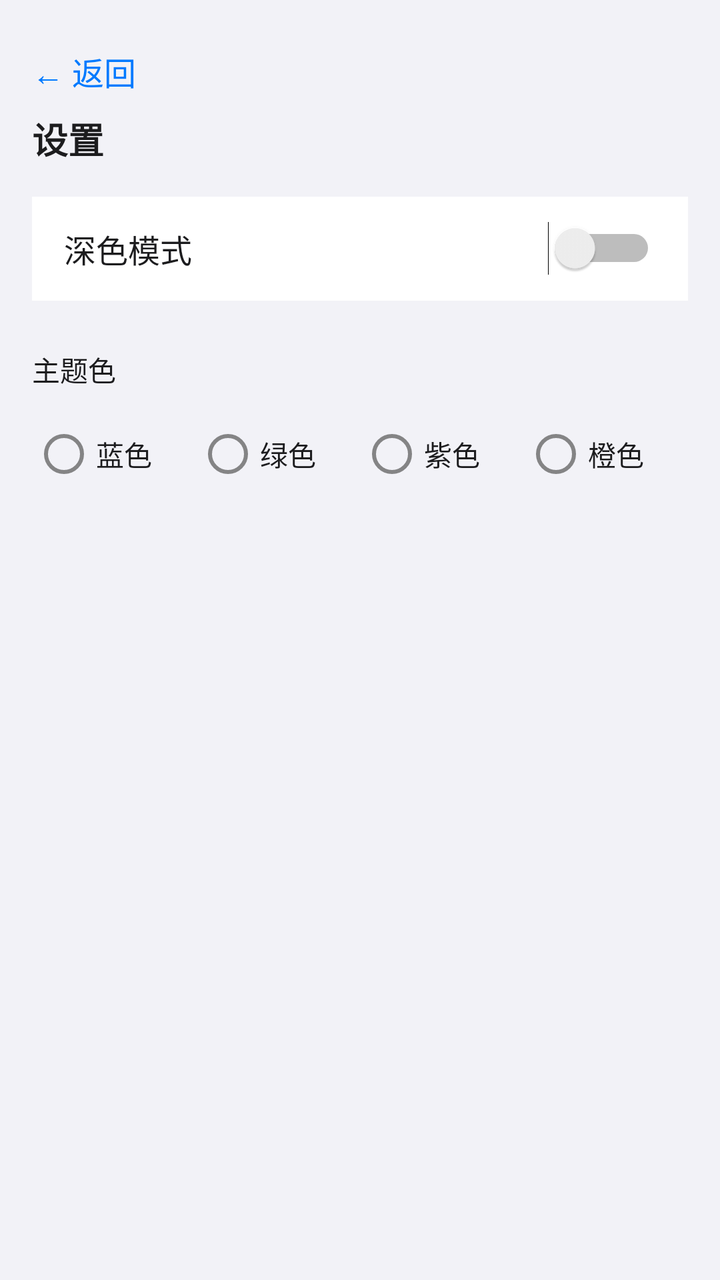
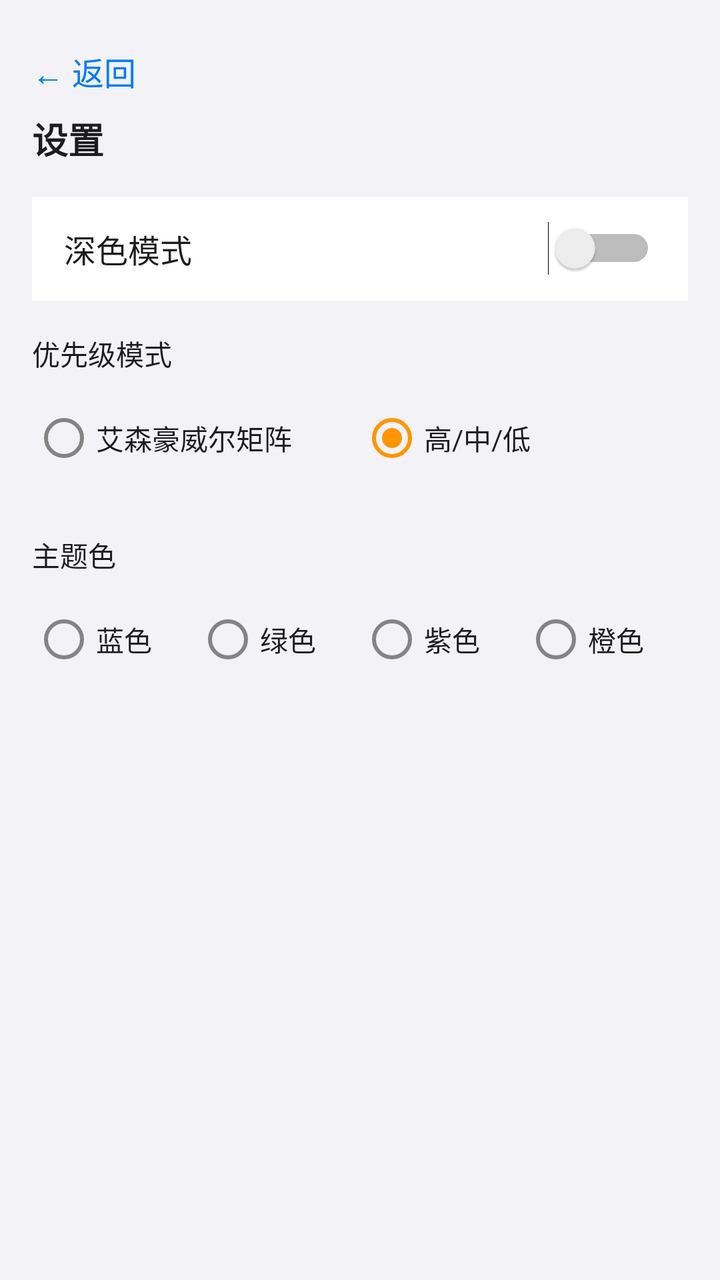

An Android layout rendered at two revisions. The XML below is the earlier revision; the diff shows what the commit changed to produce the second picture.
<!-- AndroidManifest.xml: application theme Theme.TodoApp -->
<!-- res/layout/activity_settings.xml -->
<?xml version="1.0" encoding="utf-8"?>
<LinearLayout xmlns:android="http://schemas.android.com/apk/res/android"
    android:layout_width="match_parent" android:layout_height="match_parent"
    android:background="?attr/colorBackground"
    android:orientation="vertical" android:padding="16dp">

    <TextView android:id="@+id/backButton"
        android:layout_width="wrap_content" android:layout_height="40dp"
        android:gravity="center_vertical"
        android:text="← 返回" android:textColor="@color/colorPrimary"
        android:textSize="16sp" />

    <TextView android:layout_width="wrap_content" android:layout_height="wrap_content"
        android:text="设置" android:textColor="?attr/colorOnSurface"
        android:textSize="18sp" android:textStyle="bold" />

    <LinearLayout
        android:layout_width="match_parent" android:layout_height="52dp"
        android:layout_marginTop="16dp"
        android:gravity="center_vertical" android:orientation="horizontal"
        android:background="?attr/colorSurface"
        android:paddingHorizontal="16dp">
        <TextView android:layout_width="0dp" android:layout_height="wrap_content"
            android:layout_weight="1" android:text="深色模式"
            android:textColor="?attr/colorOnSurface" android:textSize="16sp" />
        <Switch android:id="@+id/darkModeSwitch"
            android:layout_width="wrap_content" android:layout_height="wrap_content" />
    </LinearLayout>

    <TextView android:layout_width="wrap_content" android:layout_height="wrap_content"
        android:layout_marginTop="24dp" android:text="主题色"
        android:textColor="?attr/colorOnSurface" android:textSize="14sp" />

    <RadioGroup android:id="@+id/themeGroup"
        android:layout_width="match_parent" android:layout_height="wrap_content"
        android:layout_marginTop="8dp" android:orientation="horizontal">
        <RadioButton android:id="@+id/radioBlue" android:layout_width="0dp"
            android:layout_height="wrap_content" android:layout_weight="1"
            android:text="蓝色" android:textColor="?attr/colorOnSurface" />
        <RadioButton android:id="@+id/radioGreen" android:layout_width="0dp"
            android:layout_height="wrap_content" android:layout_weight="1"
            android:text="绿色" android:textColor="?attr/colorOnSurface" />
        <RadioButton android:id="@+id/radioPurple" android:layout_width="0dp"
            android:layout_height="wrap_content" android:layout_weight="1"
            android:text="紫色" android:textColor="?attr/colorOnSurface" />
        <RadioButton android:id="@+id/radioOrange" android:layout_width="0dp"
            android:layout_height="wrap_content" android:layout_weight="1"
            android:text="橙色" android:textColor="?attr/colorOnSurface" />
    </RadioGroup>

</LinearLayout>
<!-- resources referenced by this layout -->
<resources>
  <color name="colorPrimary">#007AFF</color>
  <style name="Theme.TodoApp" parent="Theme.MaterialComponents.Light.NoActionBar">
          <item name="colorPrimary">@color/colorPrimary</item>
          <item name="colorPrimaryVariant">@color/colorPrimaryDark</item>
          <item name="colorOnPrimary">@android:color/white</item>
          <item name="colorSecondary">@color/colorAccent</item>
          <item name="colorBackground">#F2F2F7</item>
          <item name="colorSurface">@android:color/white</item>
          <item name="colorOnSurface">#1C1C1E</item>
          <item name="android:statusBarColor">@android:color/white</item>
          <item name="android:navigationBarColor">@android:color/white</item>
          <item name="android:windowLightStatusBar">true</item>
      </style>
  <color name="colorPrimaryDark">#0066D6</color>
  <color name="colorAccent">#FF9500</color>
</resources>

<!-- the commit's change to res/layout/activity_settings.xml (unified diff, before → after) -->
@@ -27,6 +27,22 @@
             android:layout_width="wrap_content" android:layout_height="wrap_content" />
     </LinearLayout>
 
+    
+    <TextView android:layout_width="wrap_content" android:layout_height="wrap_content"
+        android:layout_marginTop="16dp" android:text="优先级模式"
+        android:textColor="?attr/colorOnSurface" android:textSize="14sp" />
+
+    <RadioGroup android:id="@+id/priorityModeGroup"
+        android:layout_width="match_parent" android:layout_height="wrap_content"
+        android:layout_marginTop="8dp" android:orientation="horizontal">
+        <RadioButton android:id="@+id/radioPriorityEisenhower" android:layout_width="0dp"
+            android:layout_height="wrap_content" android:layout_weight="1"
+            android:text="艾森豪威尔矩阵" android:textColor="?attr/colorOnSurface" />
+        <RadioButton android:id="@+id/radioPrioritySimple" android:layout_width="0dp"
+            android:layout_height="wrap_content" android:layout_weight="1"
+            android:text="高/中/低" android:textColor="?attr/colorOnSurface" android:checked="true" />
+    </RadioGroup>
+
     <TextView android:layout_width="wrap_content" android:layout_height="wrap_content"
         android:layout_marginTop="24dp" android:text="主题色"
         android:textColor="?attr/colorOnSurface" android:textSize="14sp" />
